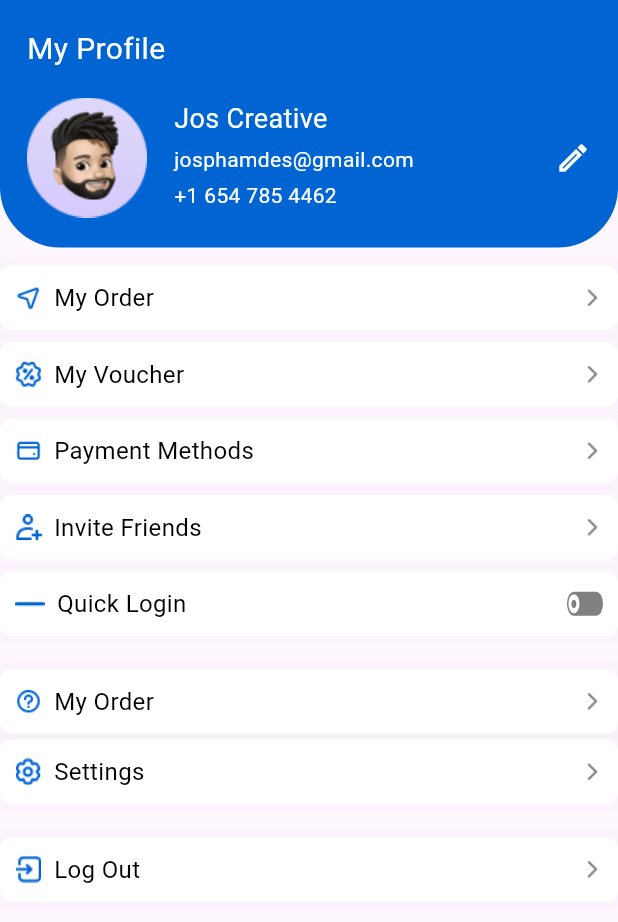
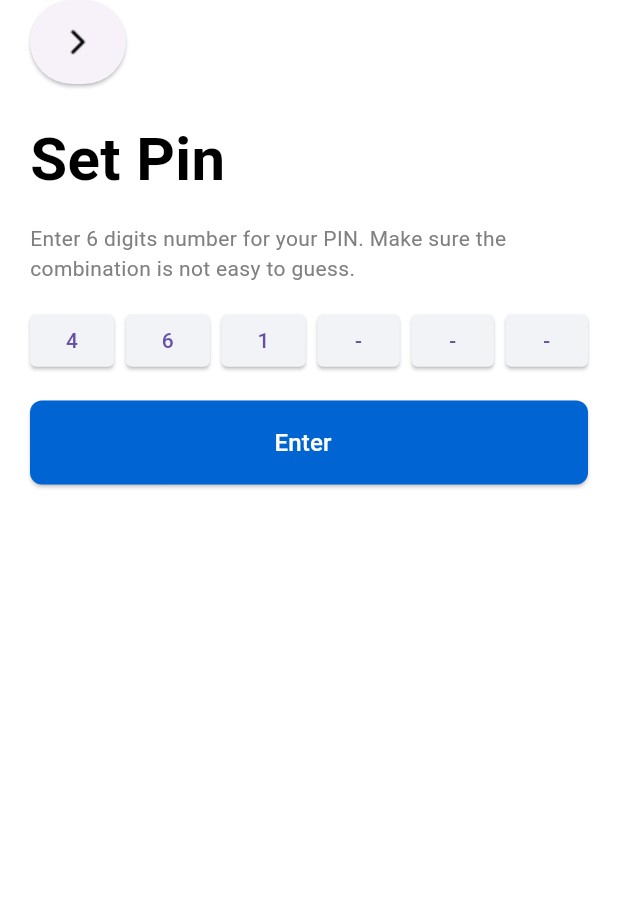
Before and after one commit to sevinchfarxodova/zs_uzairways, a Flutter app: the screen it shows after launch, on a phone screen of 412 x 824 dp. Shown: the top 922 px of the screen. Run offline on Flutter 3.47's test engine with Material 3 defaults, Android fonts, the phone set to English and light mode, and no system bars; drawn by our look-alikes of lite_rolling_switch; missing offline and left inert: ticket_widget.

Commit message:
profile page

```diff
--- a/lib/core/route/route_generator.dart
+++ b/lib/core/route/route_generator.dart
@@ -1,9 +1,11 @@
 import 'package:flutter/cupertino.dart';
 import 'package:flutter/material.dart';
 import 'package:zs_airways/core/route/route_names.dart';
+import 'package:zs_airways/features/account_page/setting_confirm_pin.dart';
+import 'package:zs_airways/features/account_page/setting_pin.dart';
 import 'package:zs_airways/features/home_page/contact_details.dart';
 import 'package:zs_airways/features/home_page/passenger_info.dart';
-import 'package:zs_airways/features/home_page/search_flights.dart';
+import 'package:zs_airways/features/home_page/search_card_flights.dart';
 import 'package:zs_airways/features/home_page/select_seat.dart';
 
 import 'package:zs_airways/features/intro_page/page1.dart';
@@ -44,8 +46,8 @@ class AppRoute{
         return MaterialPageRoute(builder: (_)=>  PaymentSuccessful());
       case RouteNames.tranDetails:
         return MaterialPageRoute(builder: (_)=>  TransactionDetails());
-      case RouteNames.searchFlights:
-        return MaterialPageRoute(builder: (_)=>  SearchFlights());
+      case RouteNames.searchCardFlights:
+        return MaterialPageRoute(builder: (_)=>  SearchCardFlights());
       case RouteNames.bookingDetail:
         return MaterialPageRoute(builder: (_)=>  BookingDetail());
       case RouteNames.contactDetail:
@@ -56,6 +58,10 @@ class AppRoute{
         return MaterialPageRoute(builder: (_)=>  SelectSeat());
       case RouteNames.account:
         return MaterialPageRoute(builder: (_)=>  Account());
+      case RouteNames.settingPin:
+        return MaterialPageRoute(builder: (_)=>  SettingPin());
+      case RouteNames.settingConfirmPin:
+        return MaterialPageRoute(builder: (_)=>  SettingConfirmPin());
 
 
       default:
--- a/lib/core/route/route_names.dart
+++ b/lib/core/route/route_names.dart
@@ -8,12 +8,14 @@ class RouteNames{
   static const String paySuccessful='/paySuccessful';
   static const String tranDetails='/tranDetails';
 
-  static const String searchFlights='/searchFlights';
+  static const String searchCardFlights='/searchCardFlights';
   static const String bookingDetail='/bookingDetail';
   static const String contactDetail='/contactDetail';
   static const String passengerInfo='/passengerInfo';
   static const String selectSeats='/selectSeats';
   static const String account='/account';
+  static const String settingPin='/settingPin';
+  static const String settingConfirmPin='/settingConfirmPin';
 
 
   static const String bottomNavBar='/bottomNavBar';
--- a/lib/features/account_page/account.dart
+++ b/lib/features/account_page/account.dart
@@ -17,7 +17,6 @@ class Account extends StatelessWidget {
         child: Expanded(
           child: Column(
             children: [
-
               ProfileCircle(),
               SizedBox(height: 12,),
 
--- /dev/null
+++ b/lib/features/account_page/setting_pin.dart
@@ -0,0 +1,98 @@
+import 'package:flutter/cupertino.dart';
+import 'package:flutter/material.dart';
+
+import '../../core/constants/colors.dart';
+import '../../core/route/route_names.dart';
+import '../auth/widgets/arrow.dart';
+import '../payment_details/transactions/widgets/button.dart';
+
+class SettingPin extends StatelessWidget {
+  const SettingPin({super.key});
+
+  @override
+  Widget build(BuildContext context) {
+    return  Scaffold(
+      backgroundColor: AppColors.white,
+      body: Padding(
+        padding: EdgeInsets.only(left: 20, right: 20),
+        child: Column(
+          //  mainAxisAlignment: MainAxisAlignment.center,
+            crossAxisAlignment: CrossAxisAlignment.start,
+            children: [
+              Arrow(
+                onPressed: () {
+                  Navigator.pop(context);
+                },
+                imgUrl: "assets/images/arrow_forward_ios.png",
+              ),
+              SizedBox(
+                height: 22,
+              ),
+              Text(
+                'Set Pin',
+                style: TextStyle(
+                    color: AppColors.black,
+                    fontSize: 40,
+                    fontWeight: FontWeight.bold),
+              ),
+              SizedBox(
+                height: 14,
+              ),
+              Text(
+                'Enter 6 digits number for your PIN. Make sure the combination is not easy to guess.',
+                style: TextStyle(
+                  color: AppColors.grey,
+                  fontSize: 14,),
+              ),
+              SizedBox(
+                height: 14,
+              ),
+              Row(
+                mainAxisAlignment: MainAxisAlignment.spaceBetween,
+                children: [
+                  passcodes('4'),
+                  SizedBox(width: 6,),
+                  passcodes('6'),
+                  SizedBox(width: 6,),
+                  passcodes('1'),
+                  SizedBox(width: 6,),
+                  passcodes('-'),
+                  SizedBox(width: 6,),
+                  passcodes('-'),
+                  SizedBox(width: 6,),
+                  passcodes('-'),
+                ],
+              ),
+              SizedBox(height: 16,),
+              Button(text: 'Enter', onPressed: (){
+                Navigator.pushNamed(context, RouteNames.settingConfirmPin);
+              },)
+            ]),
+      ),);
+  }
+
+
+Widget passcodes(String numb) {
+  return ElevatedButton(
+    style: ElevatedButton.styleFrom(
+      backgroundColor: Color(0xFFF2F3F6),
+      minimumSize: Size(55, 35),
+      shape: RoundedRectangleBorder(
+        borderRadius: BorderRadius.circular(4),
+      ),
+    ),
+    onPressed: () {},
+    child: Row(
+      mainAxisAlignment: MainAxisAlignment.center,
+      crossAxisAlignment: CrossAxisAlignment.center,
+      children: [
+        Text(numb,
+          style: TextStyle(
+              fontSize: 14,
+              fontWeight: FontWeight.w500
+          ),)
+      ],
+    ),
+  );
+}
+  }
--- a/lib/features/account_page/widgets/profile_circle.dart
+++ b/lib/features/account_page/widgets/profile_circle.dart
@@ -9,7 +9,6 @@ class ProfileCircle extends StatelessWidget {
   @override
   Widget build(BuildContext context) {
     return Container(
-   //   width: double.infinity,
       height: 165,
       padding: EdgeInsets.all(18),
       decoration: BoxDecoration(
--- a/lib/features/home_page/search_flights.dart
+++ b/lib/features/home_page/search_card_flights.dart
@@ -5,9 +5,8 @@ import 'package:zs_airways/features/home_page/widgets/search_card.dart';
 
 import '../auth/widgets/arrow.dart';
 import '../payment_details/transactions/widgets/card.dart';
-
-class SearchFlights extends StatelessWidget {
-  const SearchFlights({super.key});
+class SearchCardFlights extends StatelessWidget {
+   SearchCardFlights({super.key});
 
   @override
   Widget build(BuildContext context) {
--- a/lib/myApp.dart
+++ b/lib/myApp.dart
@@ -12,7 +12,7 @@ class MyApp extends StatelessWidget {
   Widget build(BuildContext context) {
     return MaterialApp(
       debugShowCheckedModeBanner: false,
-      initialRoute: RouteNames.account,
+      initialRoute: RouteNames.settingPin,
       onGenerateRoute: AppRoute(context: context).onGenerateRoute,
     );
   }
```
Also changed, not shown: lib/features/account_page/setting_confirm_pin.dart (added, +125 -0 lines), lib/features/home_page/widgets/verify_email_sheet.dart (added, +44 -0 lines).
